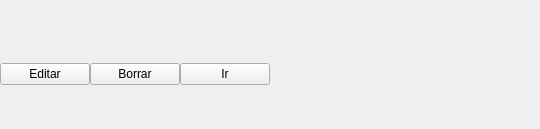
This is bqViewer/ui/ViewerAnnotationActions.ui in bq/cervantes as Qt 5 draws it before an edit. The edited form follows.
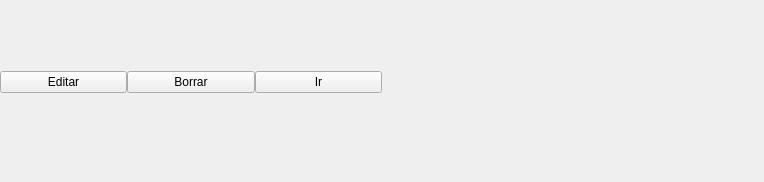
This is the edited form. Custom widgets are drawn as their Qt base class.

Patch:
```diff
--- a/bqViewer/ui/ViewerAnnotationActions.ui
+++ b/bqViewer/ui/ViewerAnnotationActions.ui
@@ -6,20 +6,20 @@
    <rect>
     <x>0</x>
     <y>0</y>
-    <width>540</width>
-    <height>129</height>
+    <width>764</width>
+    <height>182</height>
    </rect>
   </property>
   <property name="minimumSize">
    <size>
-    <width>540</width>
-    <height>129</height>
+    <width>0</width>
+    <height>0</height>
    </size>
   </property>
   <property name="maximumSize">
    <size>
-    <width>540</width>
-    <height>129</height>
+    <width>764</width>
+    <height>182</height>
    </size>
   </property>
   <property name="windowTitle">
@@ -48,8 +48,8 @@
         </property>
         <property name="sizeHint" stdset="0">
          <size>
-          <width>40</width>
-          <height>20</height>
+          <width>57</width>
+          <height>28</height>
          </size>
         </property>
        </spacer>
@@ -71,8 +71,8 @@
         </property>
         <property name="sizeHint" stdset="0">
          <size>
-          <width>40</width>
-          <height>20</height>
+          <width>57</width>
+          <height>28</height>
          </size>
         </property>
        </spacer>
@@ -99,8 +99,8 @@
         </property>
         <property name="maximumSize">
          <size>
-          <width>10000</width>
-          <height>72</height>
+          <width>14142</width>
+          <height>102</height>
          </size>
         </property>
         <layout class="QHBoxLayout" name="horizontalLayout">
@@ -166,7 +166,7 @@
         <property name="sizeHint" stdset="0">
          <size>
           <width>1</width>
-          <height>20</height>
+          <height>28</height>
          </size>
         </property>
        </spacer>
```
Left out of the diff: 20 changed lines with no effect on the pictures.
